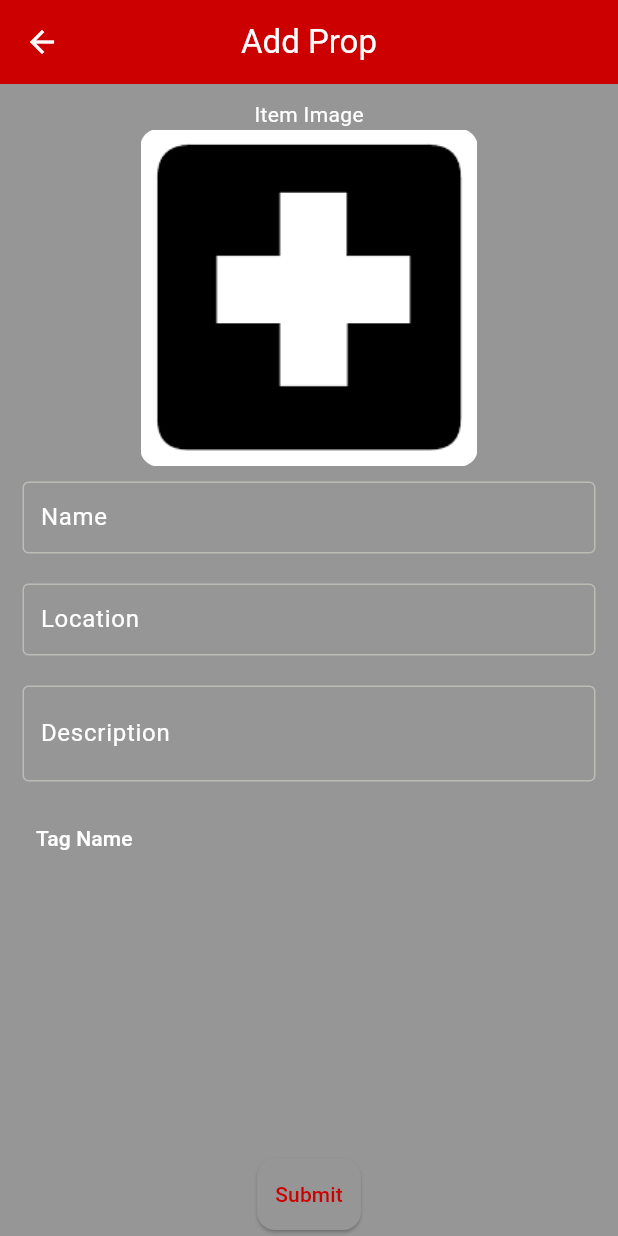
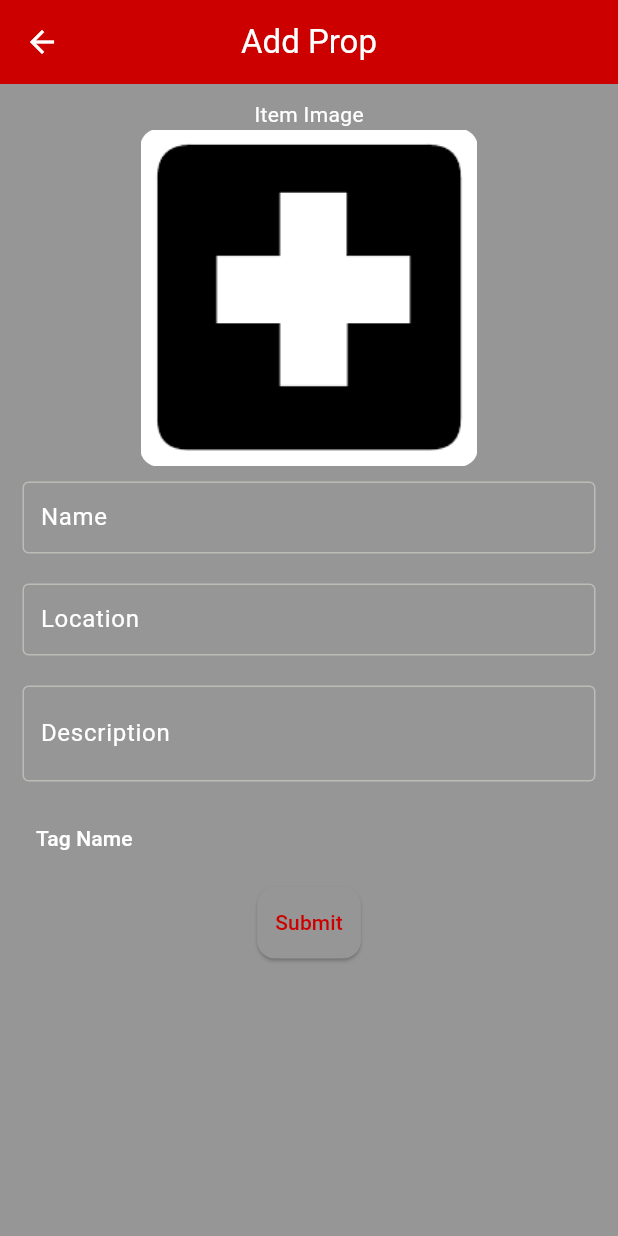
Before and after one commit to StarFall1411/stage_manager, a Flutter app: the AddItemPage screen opened directly with empty values, on a phone screen of 412 x 824 dp. Run offline on Flutter 3.47's test engine with Material 3 defaults, Android fonts, the light colour scheme and no system bars; our stand-ins replace image_picker, isar; accounts and stored records are empty; generated files the repository leaves out were written again.

Commit message:
Scrollable add item page

```diff
--- a/lib/pages/add_item.dart
+++ b/lib/pages/add_item.dart
@@ -2,6 +2,7 @@ import 'dart:io';
 
 import 'package:flutter/cupertino.dart';
 import 'package:flutter/material.dart';
+import 'package:flutter/widgets.dart';
 import 'package:path_provider/path_provider.dart';
 import 'package:stage_manager/models/inventory_item_model.dart';
 import 'package:stage_manager/isar_service.dart';
@@ -51,12 +52,16 @@ class _AddItemPageState extends State<AddItemPage> {
 
   Widget _body() {
     double screenWidth = MediaQuery.of(context).size.width;
-    return GestureDetector(
-      onTap: () {
-        FocusScope.of(context).unfocus();
-      },
+    return Column(
+      children: [
+        Expanded(
           child: Center(
             child: Column(
+              children: [
+                Expanded(
+                  child: ListView(
+                    shrinkWrap: true,
+                    children: [Column(
                       children: [
                         const SizedBox(
                           height: 10.0,
@@ -133,17 +138,19 @@ class _AddItemPageState extends State<AddItemPage> {
                           ),
                         ),
                         SizedBox(height: 10.0),
-            Expanded(
-              child: ListView(
-                children: [_tagTable(widget.tags)],
-              ),
-            ),
+                        _tagTable(widget.tags),
                         Card(
                           child: _submitButton(),
                         )
                       ],
+                    ),]
                   ),
                 ),
+              ],
+            ),
+          ),
+        ),
+      ],
     );
   }
 
```
Lines whose indentation alone changed are shown as unchanged.
